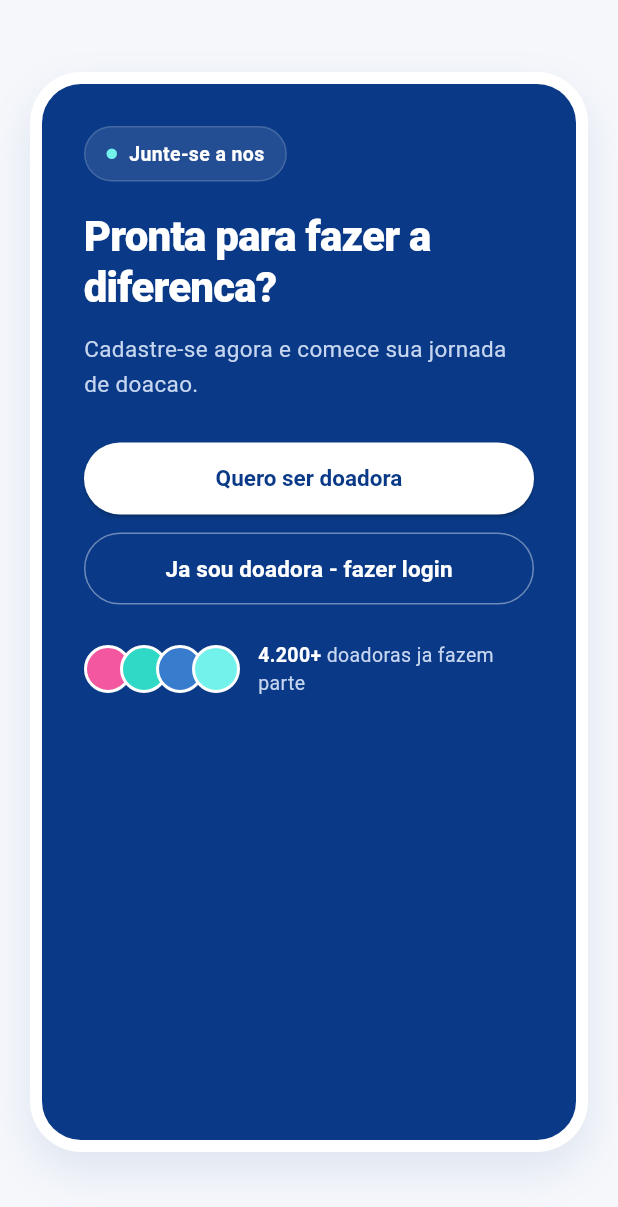
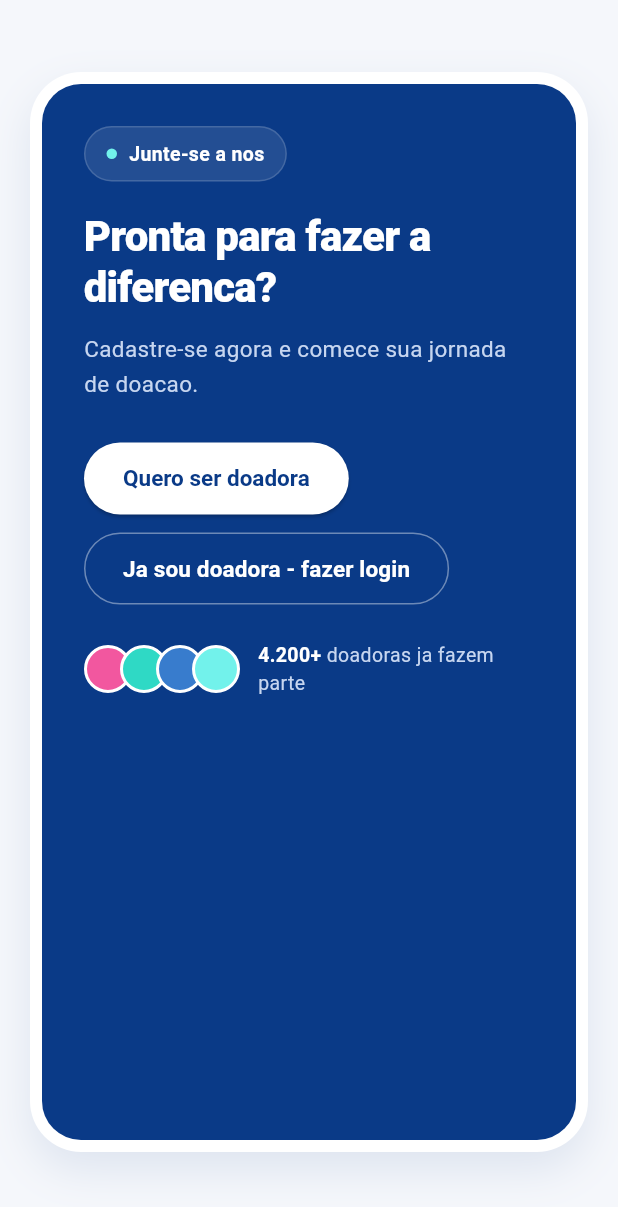
Before and after one commit to victoruizz/sprint-flutter-nutriz, a Flutter app: the LandingCta widget shown alone on an empty page, opened directly, on a phone screen of 412 x 824 dp. Shown: the top 1207 px of the screen. Run offline on Flutter 3.47's test engine with Material 3 defaults, Android fonts, the phone set to English and light mode, and no system bars.

Commit message:
fix: poe eva e cta em duas colunas com os botoes lado a lado
Na secao da EVA o card da conversa vai para a direita e o texto com o
botao fica a esquerda. Os chips de comece por aqui passam a ficar na mesma
linha do rotulo. No CTA final a chamada fica a esquerda e os dois botoes,
agora um ao lado do outro, junto da prova social a direita.

```diff
--- a/lib/screens/landing/components/landing_cta.dart
+++ b/lib/screens/landing/components/landing_cta.dart
@@ -38,15 +38,50 @@ class LandingCta extends StatelessWidget {
             color: AppColors.heroNavy,
             borderRadius: BorderRadius.circular(26),
           ),
-          child: Column(
+          child: LayoutBuilder(
+            builder: (context, constraints) {
+              // `lg:flex-row lg:items-center lg:justify-between`: chamada a
+              // esquerda, botoes e prova social a direita.
+              final ladoALado = constraints.maxWidth >= 860;
+
+              if (ladoALado) {
+                return Row(
+                  crossAxisAlignment: CrossAxisAlignment.center,
+                  children: [
+                    Expanded(child: _chamada()),
+                    const SizedBox(width: 48),
+                    _acoes(context, alinharADireita: true),
+                  ],
+                );
+              }
+
+              return Column(
                 crossAxisAlignment: CrossAxisAlignment.start,
                 children: [
-              const ActivityBadge(
+                  _chamada(),
+                  const SizedBox(height: 28),
+                  _acoes(context, alinharADireita: false),
+                ],
+              );
+            },
+          ),
+        ),
+        ),
+      ),
+    );
+  }
+
+  Widget _chamada() {
+    return const Column(
+            mainAxisSize: MainAxisSize.min,
+            crossAxisAlignment: CrossAxisAlignment.start,
+            children: [
+              ActivityBadge(
                 rotulo: 'Junte-se a nos',
                 corPonto: AppColors.cyan,
               ),
-              const SizedBox(height: 20),
-              const Text(
+              SizedBox(height: 20),
+              Text(
                 'Pronta para fazer a diferenca?',
                 style: TextStyle(
                   fontSize: 28,
@@ -56,8 +91,8 @@ class LandingCta extends StatelessWidget {
                   letterSpacing: -0.5,
                 ),
               ),
-              const SizedBox(height: 12),
-              const Text(
+              SizedBox(height: 12),
+              Text(
                 'Cadastre-se agora e comece sua jornada de doacao.',
                 style: TextStyle(
                   fontSize: 15,
@@ -65,14 +100,31 @@ class LandingCta extends StatelessWidget {
                   height: 1.55,
                 ),
               ),
-              const SizedBox(height: 28),
-              SizedBox(
-                width: double.infinity,
-                child: ElevatedButton(
+      ],
+    );
+  }
+
+  Widget _acoes(BuildContext context, {required bool alinharADireita}) {
+    return Column(
+            mainAxisSize: MainAxisSize.min,
+            crossAxisAlignment: alinharADireita
+                ? CrossAxisAlignment.end
+                : CrossAxisAlignment.start,
+            children: [
+              // `flex-col sm:flex-row`: os dois botoes ficam um ao lado do
+              // outro assim que ha espaco.
+              Wrap(
+                spacing: 12,
+                runSpacing: 12,
+                alignment:
+                    alinharADireita ? WrapAlignment.end : WrapAlignment.start,
+                children: [
+                  ElevatedButton(
                     style: ElevatedButton.styleFrom(
                       backgroundColor: AppColors.white,
                       foregroundColor: AppColors.heroNavy,
                       minimumSize: const Size(0, 48),
+                      padding: const EdgeInsets.symmetric(horizontal: 26),
                       shape: RoundedRectangleBorder(
                         borderRadius: BorderRadius.circular(999),
                       ),
@@ -85,14 +137,11 @@ class LandingCta extends StatelessWidget {
                           TextStyle(fontWeight: FontWeight.w600, fontSize: 15),
                     ),
                   ),
-              ),
-              const SizedBox(height: 12),
-              SizedBox(
-                width: double.infinity,
-                child: OutlinedButton(
+                  OutlinedButton(
                     style: OutlinedButton.styleFrom(
                       foregroundColor: AppColors.white,
                       minimumSize: const Size(0, 48),
+                      padding: const EdgeInsets.symmetric(horizontal: 26),
                       side: BorderSide(
                           color: AppColors.white.withValues(alpha: 0.4)),
                       shape: RoundedRectangleBorder(
@@ -107,9 +156,11 @@ class LandingCta extends StatelessWidget {
                           TextStyle(fontWeight: FontWeight.w600, fontSize: 15),
                     ),
                   ),
+                ],
               ),
               const SizedBox(height: 24),
               Row(
+                mainAxisSize: MainAxisSize.min,
                 children: [
                   SizedBox(
                     width: 24.0 * avatarsCta.length + 8,
@@ -134,7 +185,7 @@ class LandingCta extends StatelessWidget {
                     ),
                   ),
                   const SizedBox(width: 12),
-                  const Expanded(
+                  const Flexible(
                     child: Text.rich(
                       TextSpan(
                         style: TextStyle(
@@ -155,10 +206,6 @@ class LandingCta extends StatelessWidget {
                 ],
               ),
             ],
-          ),
-        ),
-        ),
-      ),
     );
   }
 }
```
Also changed, not shown: lib/screens/landing/components/landing_eva.dart (+51 -16 lines). Lines whose indentation alone changed are shown as unchanged.
